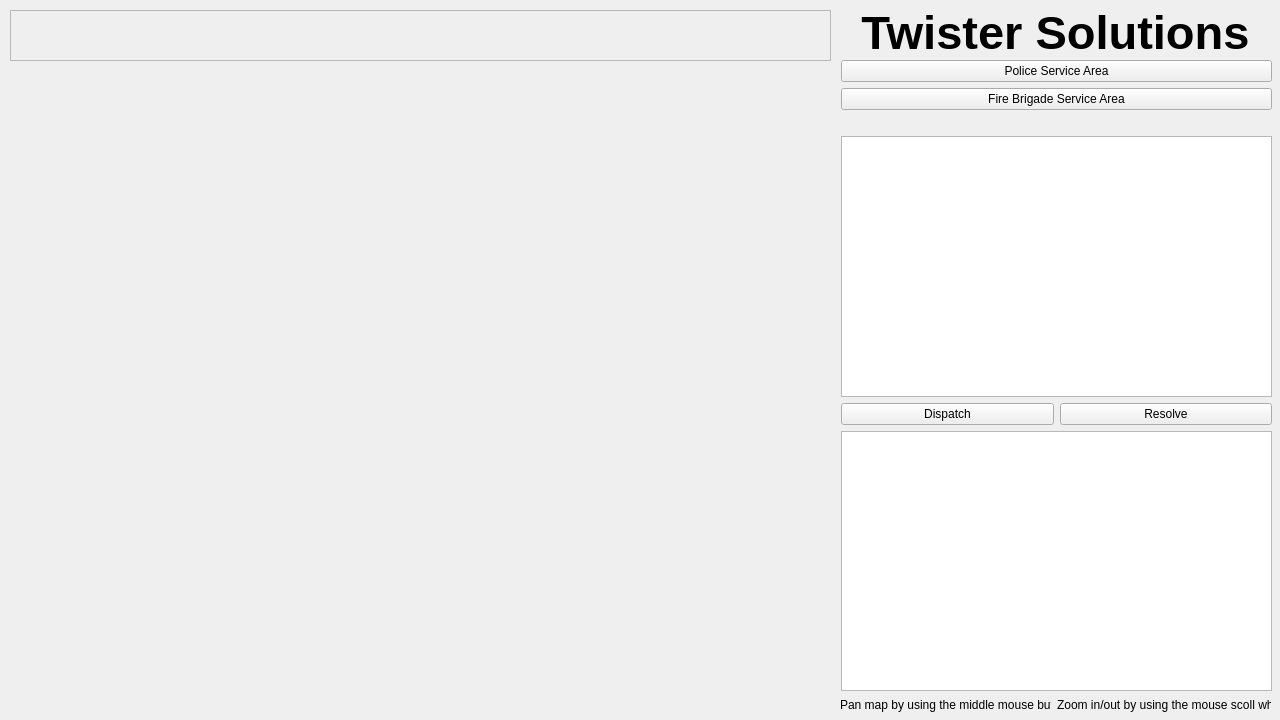
First picture: the form in TwisterSolutions/Storm_mainwindow_base.ui, repository CathelijneKleijwegt/GEO1005, before the edit.
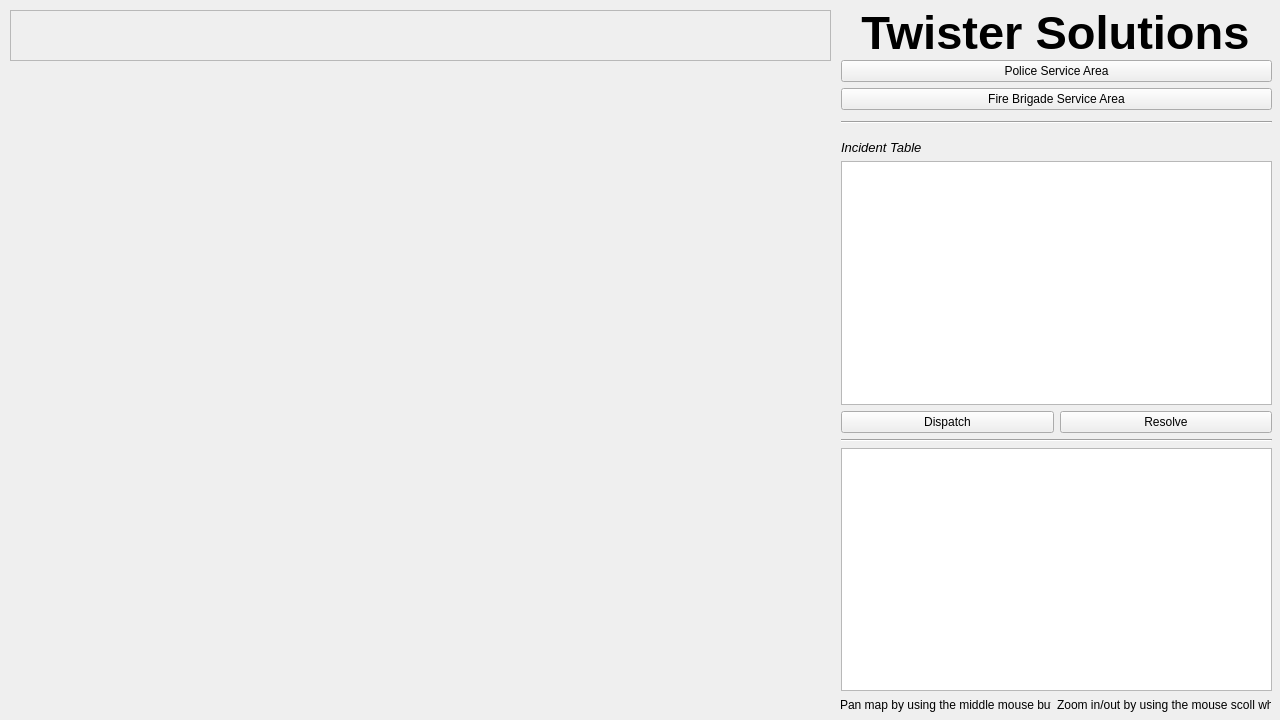
Second picture: the form after the edit. Custom widgets are drawn as their Qt base class.

Diff of the .ui file:
```diff
--- a/TwisterSolutions/Storm_mainwindow_base.ui
+++ b/TwisterSolutions/Storm_mainwindow_base.ui
@@ -73,7 +73,7 @@
       <height>631</height>
      </rect>
     </property>
-    <layout class="QVBoxLayout" name="verticalLayout" stretch="0,0,0,0,0,0">
+    <layout class="QVBoxLayout" name="verticalLayout" stretch="0,0,0,0,0,0,0,0,0,0">
      <property name="bottomMargin">
       <number>0</number>
      </property>
@@ -111,11 +111,55 @@
        <property name="sizeHint" stdset="0">
         <size>
          <width>40</width>
-         <height>20</height>
+         <height>5</height>
         </size>
        </property>
       </spacer>
      </item>
+     <item>
+      <widget class="Line" name="line">
+       <property name="orientation">
+        <enum>Qt::Horizontal</enum>
+       </property>
+      </widget>
+     </item>
+     <item>
+      <spacer name="horizontalSpacer_3">
+       <property name="orientation">
+        <enum>Qt::Horizontal</enum>
+       </property>
+       <property name="sizeHint" stdset="0">
+        <size>
+         <width>40</width>
+         <height>10</height>
+        </size>
+       </property>
+      </spacer>
+     </item>
+     <item>
+      <widget class="QLabel" name="label_4">
+       <property name="minimumSize">
+        <size>
+         <width>0</width>
+         <height>0</height>
+        </size>
+       </property>
+       <property name="font">
+        <font>
+         <pointsize>10</pointsize>
+         <weight>50</weight>
+         <italic>true</italic>
+         <bold>false</bold>
+        </font>
+       </property>
+       <property name="text">
+        <string>Incident Table</string>
+       </property>
+       <property name="alignment">
+        <set>Qt::AlignBottom|Qt::AlignLeading|Qt::AlignLeft</set>
+       </property>
+      </widget>
+     </item>
      <item>
       <widget class="QTableWidget" name="reportTable"/>
      </item>
@@ -137,6 +181,13 @@
        </item>
       </layout>
      </item>
+     <item>
+      <widget class="Line" name="line_2">
+       <property name="orientation">
+        <enum>Qt::Horizontal</enum>
+       </property>
+      </widget>
+     </item>
      <item>
       <widget class="QListWidget" name="reportList"/>
      </item>
```
Left out of the diff: 2 changed lines with no effect on the pictures.
